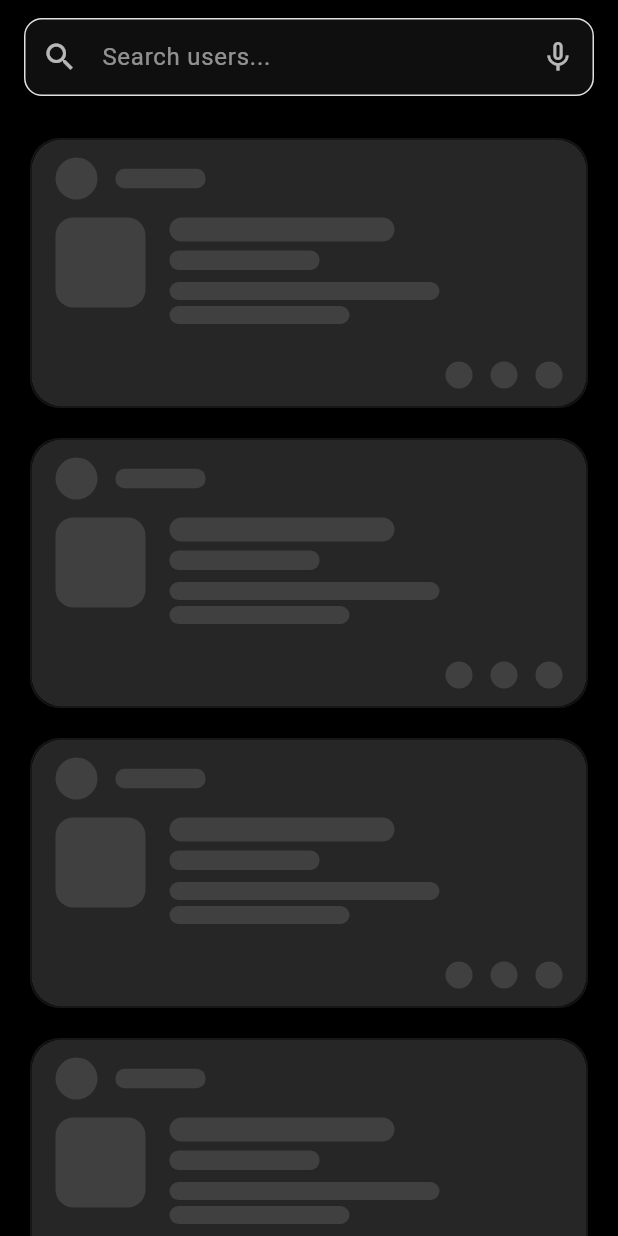
After one commit to SongBuddy/SongBuddy-Frontend, a Flutter app: the SearchFeedScreen screen opened directly, on a phone screen of 412 x 824 dp. The commit adds this screen. Run offline on Flutter 3.47's test engine with Material 3 defaults, Android fonts, the phone set to English and light mode, and no system bars; our stand-ins replace connectivity_plus, flutter_dotenv, flutter_secure_storage, share_plus, speech_to_text; accounts and stored records are empty; network calls fail; statements that could not run were skipped.

Commit message:
fix(Search,Home): Add Shimmer effect for music post card widget

```diff
--- a/lib/screens/profile_screen.dart
+++ b/lib/screens/profile_screen.dart
@@ -2152,7 +2152,7 @@ class _ShimmerState extends State<_Shimmer> with SingleTickerProviderStateMixin
   @override
   void initState() {
     super.initState();
-    _controller = AnimationController(vsync: this, duration: const Duration(milliseconds: 1400))
+    _controller = AnimationController(vsync: this, duration: const Duration(milliseconds: 3500))
       ..repeat();
   }
 
--- /dev/null
+++ b/lib/widgets/shimmer_post_card.dart
@@ -0,0 +1,244 @@
+import 'dart:ui';
+import 'package:flutter/material.dart';
+import 'package:songbuddy/constants/app_colors.dart';
+
+/// Shimmer effect widget for loading states
+class Shimmer extends StatefulWidget {
+  final Widget child;
+  const Shimmer({super.key, required this.child});
+
+  @override
+  State<Shimmer> createState() => _ShimmerState();
+}
+
+class _ShimmerState extends State<Shimmer> with SingleTickerProviderStateMixin {
+  late final AnimationController _controller;
+
+  @override
+  void initState() {
+    super.initState();
+    _controller = AnimationController(
+      vsync: this,
+      duration: const Duration(milliseconds: 3500)
+    )..repeat();
+  }
+
+  @override
+  void dispose() {
+    _controller.dispose();
+    super.dispose();
+  }
+
+  @override
+  Widget build(BuildContext context) {
+    return AnimatedBuilder(
+      animation: _controller,
+      builder: (context, child) {
+        return ShaderMask(
+          shaderCallback: (Rect bounds) {
+            final gradient = LinearGradient(
+              begin: Alignment(-1.0 - 3 * _controller.value, 0.0),
+              end: Alignment(1.0 + 3 * _controller.value, 0.0),
+              colors: [
+                AppColors.onDarkPrimary.withOpacity(0.12),
+                AppColors.onDarkPrimary.withOpacity(0.05),
+                AppColors.onDarkPrimary.withOpacity(0.12),
+              ],
+              stops: const [0.25, 0.5, 0.75],
+            );
+            return gradient.createShader(bounds);
+          },
+          blendMode: BlendMode.srcATop,
+          child: widget.child,
+        );
+      },
+    );
+  }
+}
+
+/// Shimmer skeleton box
+class ShimmerBox extends StatelessWidget {
+  final double width;
+  final double height;
+  final double radius;
+
+  const ShimmerBox({
+    super.key,
+    required this.width,
+    required this.height,
+    this.radius = 8,
+  });
+
+  @override
+  Widget build(BuildContext context) {
+    return Shimmer(
+      child: Container(
+        width: width,
+        height: height,
+        decoration: BoxDecoration(
+          color: AppColors.onDarkPrimary.withOpacity(0.12),
+          borderRadius: BorderRadius.circular(radius),
+        ),
+      ),
+    );
+  }
+}
+
+/// Shimmer skeleton circle
+class ShimmerCircle extends StatelessWidget {
+  final double diameter;
+
+  const ShimmerCircle({
+    super.key,
+    required this.diameter,
+  });
+
+  @override
+  Widget build(BuildContext context) {
+    return Shimmer(
+      child: Container(
+        width: diameter,
+        height: diameter,
+        decoration: BoxDecoration(
+          color: AppColors.onDarkPrimary.withOpacity(0.12),
+          shape: BoxShape.circle,
+        ),
+      ),
+    );
+  }
+}
+
+/// Shimmer post card that mimics the MusicPostCard layout
+class ShimmerPostCard extends StatelessWidget {
+  final double height;
+  final double borderRadius;
+
+  const ShimmerPostCard({
+    super.key,
+    this.height = 180,
+    this.borderRadius = 20,
+  });
+
+  @override
+  Widget build(BuildContext context) {
+    return Container(
+      height: height,
+      decoration: BoxDecoration(
+        borderRadius: BorderRadius.circular(borderRadius),
+        color: AppColors.onDarkPrimary.withOpacity(0.03),
+        border: Border.all(
+          color: AppColors.onDarkPrimary.withOpacity(0.06),
+          width: 1,
+        ),
+      ),
+      child: ClipRRect(
+        borderRadius: BorderRadius.circular(borderRadius),
+        child: Stack(
+          children: [
+            // Background shimmer
+            Positioned.fill(
+              child: Shimmer(
+                child: Container(
+                  decoration: BoxDecoration(
+                    color: AppColors.onDarkPrimary.withOpacity(0.12),
+                    borderRadius: BorderRadius.circular(borderRadius),
+                  ),
+                ),
+              ),
+            ),
+
+            // Content
+            Padding(
+              padding: const EdgeInsets.symmetric(horizontal: 16, vertical: 12),
+              child: Column(
+                crossAxisAlignment: CrossAxisAlignment.start,
+                children: [
+                  // Top row: avatar + username (no time shimmer)
+                  Row(
+                    children: [
+                      const ShimmerCircle(diameter: 28),
+                      const SizedBox(width: 12),
+                      ShimmerBox(width: 60, height: 13, radius: 6),
+                      // No time shimmer - just empty space
+                      const SizedBox(width: 30),
+                    ],
+                  ),
+                  const SizedBox(height: 12),
+
+                  // Middle: cover + song info
+                  Row(
+                    crossAxisAlignment: CrossAxisAlignment.start,
+                    children: [
+                      ShimmerBox(width: 60, height: 60, radius: 12),
+                      const SizedBox(width: 16),
+                      Expanded(
+                        child: Column(
+                          crossAxisAlignment: CrossAxisAlignment.start,
+                          children: [
+                            ShimmerBox(width: 150, height: 16, radius: 8),
+                            const SizedBox(height: 6),
+                            ShimmerBox(width: 100, height: 13, radius: 6),
+                            const SizedBox(height: 8),
+                            ShimmerBox(width: 180, height: 12, radius: 6),
+                            const SizedBox(height: 4),
+                            ShimmerBox(width: 120, height: 12, radius: 6),
+                          ],
+                        ),
+                      ),
+                    ],
+                  ),
+                  const Spacer(),
+
+                  // Bottom: 3 circles for action buttons
+                  Row(
+                    mainAxisAlignment: MainAxisAlignment.end,
+                    children: [
+                      const ShimmerCircle(diameter: 18),
+                      const SizedBox(width: 12),
+                      const ShimmerCircle(diameter: 18),
+                      const SizedBox(width: 12),
+                      const ShimmerCircle(diameter: 18),
+                    ],
+                  ),
+                ],
+              ),
+            ),
+          ],
+        ),
+      ),
+    );
+  }
+}
+
+/// Shimmer list for multiple post cards
+class ShimmerPostList extends StatelessWidget {
+  final int itemCount;
+  final double height;
+  final double borderRadius;
+  final EdgeInsets padding;
+
+  const ShimmerPostList({
+    super.key,
+    this.itemCount = 3,
+    this.height = 180,
+    this.borderRadius = 20,
+    this.padding = const EdgeInsets.symmetric(horizontal: 20, vertical: 16),
+  });
+
+  @override
+  Widget build(BuildContext context) {
+    return ListView.builder(
+      padding: padding,
+      itemCount: itemCount,
+      itemBuilder: (context, index) {
+        return Container(
+          margin: const EdgeInsets.only(bottom: 20),
+          child: ShimmerPostCard(
+            height: height,
+            borderRadius: borderRadius,
+          ),
+        );
+      },
+    );
+  }
+}
```
Also changed, not shown: lib/screens/home_feed_screen.dart (+76 -15 lines), lib/screens/search_feed_screen.dart (+76 -21 lines).
